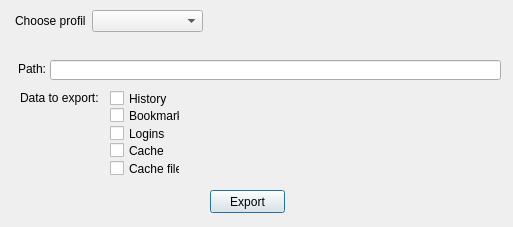
Old version of the form src/FFParser_GUI/source/export.ui in the repository sp0wk/FFParser_2017.
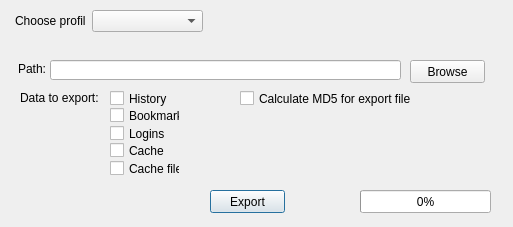
New version of the form.

Commit message: Added export of data and cache file and refactor mainwindow

```diff
--- a/src/FFParser_GUI/source/export.ui
+++ b/src/FFParser_GUI/source/export.ui
@@ -10,6 +10,24 @@
     <height>227</height>
    </rect>
   </property>
+  <property name="sizePolicy">
+   <sizepolicy hsizetype="Fixed" vsizetype="Fixed">
+    <horstretch>0</horstretch>
+    <verstretch>0</verstretch>
+   </sizepolicy>
+  </property>
+  <property name="minimumSize">
+   <size>
+    <width>513</width>
+    <height>227</height>
+   </size>
+  </property>
+  <property name="maximumSize">
+   <size>
+    <width>513</width>
+    <height>227</height>
+   </size>
+  </property>
   <property name="windowTitle">
    <string>Dialog</string>
   </property>
@@ -18,7 +36,7 @@
     <rect>
      <x>50</x>
      <y>60</y>
-     <width>451</width>
+     <width>351</width>
      <height>20</height>
     </rect>
    </property>
@@ -153,6 +171,45 @@
     <string>Path:</string>
    </property>
   </widget>
+  <widget class="QCheckBox" name="calculateMD5CheckBox">
+   <property name="geometry">
+    <rect>
+     <x>240</x>
+     <y>90</y>
+     <width>171</width>
+     <height>17</height>
+    </rect>
+   </property>
+   <property name="text">
+    <string>Calculate MD5 for export files</string>
+   </property>
+  </widget>
+  <widget class="QProgressBar" name="progressBar">
+   <property name="geometry">
+    <rect>
+     <x>360</x>
+     <y>190</y>
+     <width>131</width>
+     <height>23</height>
+    </rect>
+   </property>
+   <property name="value">
+    <number>0</number>
+   </property>
+  </widget>
+  <widget class="QPushButton" name="browseButton">
+   <property name="geometry">
+    <rect>
+     <x>410</x>
+     <y>60</y>
+     <width>75</width>
+     <height>23</height>
+    </rect>
+   </property>
+   <property name="text">
+    <string>Browse</string>
+   </property>
+  </widget>
  </widget>
  <resources/>
  <connections/>
```
Left out of the diff: 2 changed lines with no effect on the pictures. The commit also changes 13 other files.
